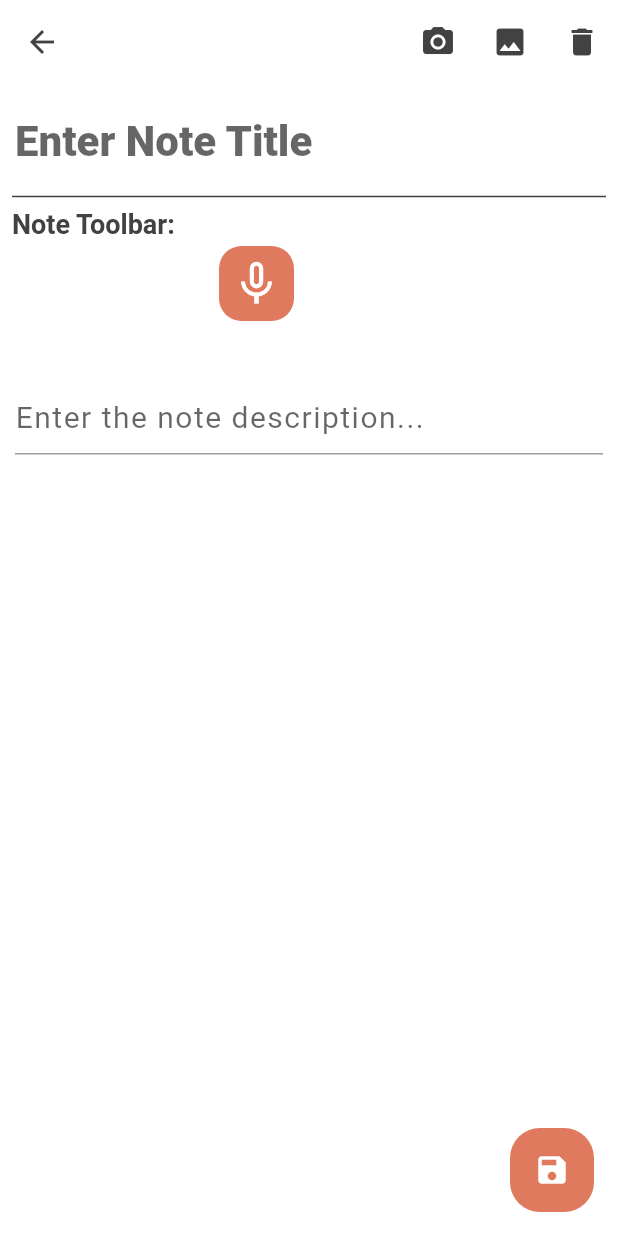
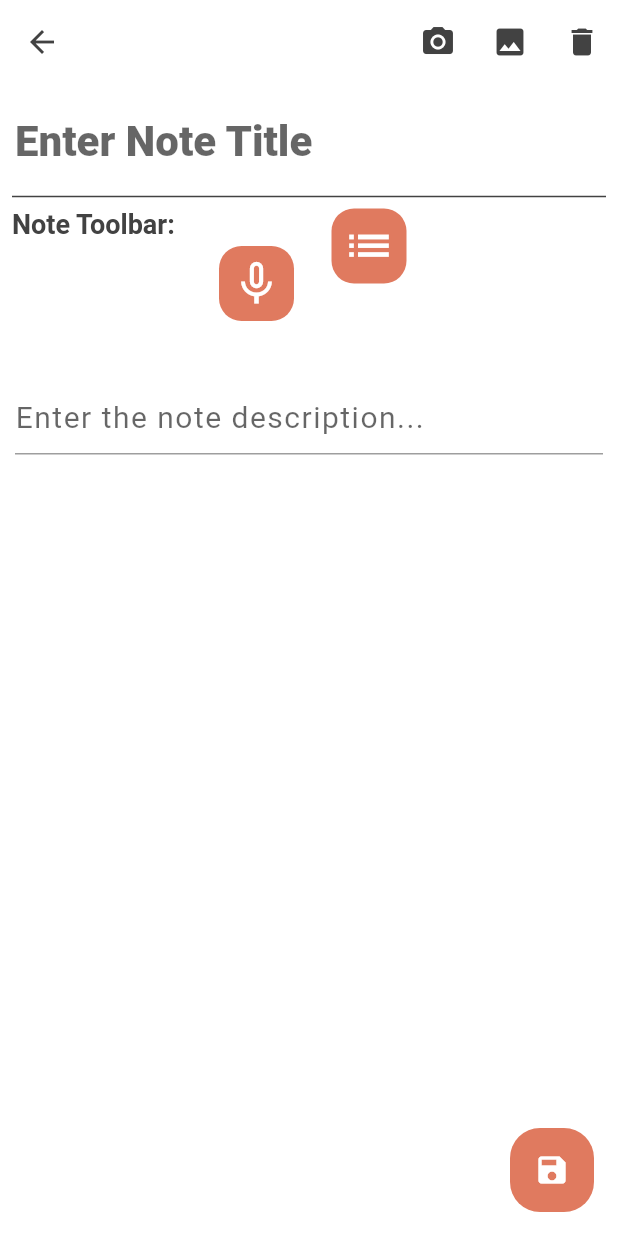
Before and after one commit to zestybean/what-todo, a Flutter app: the NoteEditScreen screen opened by its route, on a phone screen of 412 x 824 dp. Run offline on Flutter 3.47's test engine with Material 2 defaults, Android fonts, the phone set to English and light mode, and no system bars; drawn by our look-alikes of avatar_glow; our stand-ins replace font_awesome_flutter, google_fonts, image_picker, shared_preferences, speech_to_text, sqflite; accounts and stored records are empty; Roboto replaces fonts that are missing (Economica).

Commit message:
Make new branch for lists in edit page

```diff
--- a/lib/screens/note_edit_screen.dart
+++ b/lib/screens/note_edit_screen.dart
@@ -201,6 +201,25 @@ class _NoteEditScreenState extends State<NoteEditScreen> {
                     isListening: _isListening,
                     listenFunction: _listen,
                   ),
+                  GestureDetector(
+                    onTap: () {
+                      contentController.clear();
+                      contentController.text = '•';
+                    },
+                    child: Container(
+                      decoration: BoxDecoration(
+                        color: Theme.of(context).appBarTheme.color,
+                        borderRadius: BorderRadius.circular(15.0),
+                      ),
+                      height: 50,
+                      width: 50,
+                      child: Icon(
+                        Icons.list,
+                        color: white,
+                        size: 35.0,
+                      ),
+                    ),
+                  ),
                 ],
               ),
             ),
```
